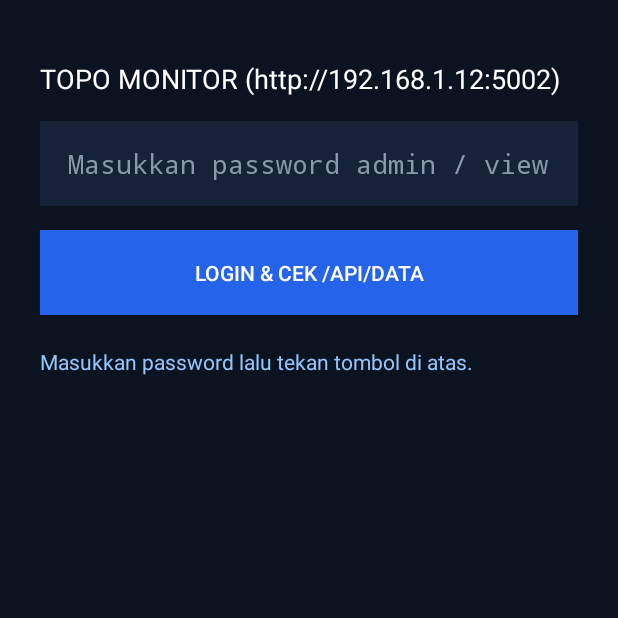
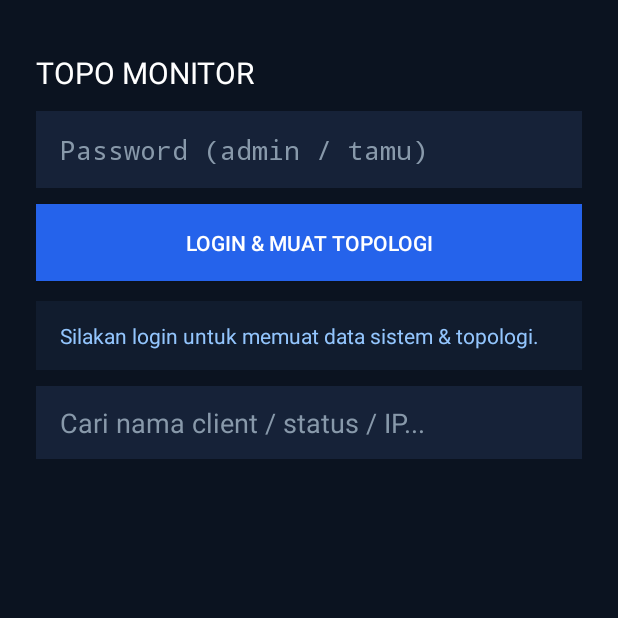
Before and after one commit to habibie1212/topo-monitor-apk, an Android app: the screen it shows after launch (MainActivity), on a phone screen of 412 x 824 dp, the top half of it. Run offline under Robolectric (Android 15) with nearby library versions, the phone set to English and light mode, and no system bars.

Commit message:
Update MainActivity.kt

```diff
--- a/app/src/main/kotlin/com/example/topomonitor/MainActivity.kt
+++ b/app/src/main/kotlin/com/example/topomonitor/MainActivity.kt
@@ -2,7 +2,9 @@ package com.example.topomonitor
 
 import android.graphics.Color
 import android.os.Bundle
+import android.text.Editable
 import android.text.InputType
+import android.text.TextWatcher
 import android.view.ViewGroup
 import android.widget.Button
 import android.widget.EditText
@@ -10,6 +12,7 @@ import android.widget.LinearLayout
 import android.widget.ScrollView
 import android.widget.TextView
 import androidx.appcompat.app.AppCompatActivity
+import org.json.JSONObject
 import java.io.BufferedReader
 import java.io.InputStreamReader
 import java.io.OutputStreamWriter
@@ -24,8 +27,12 @@ class MainActivity : AppCompatActivity() {
 
     private val baseUrl = "http://192.168.1.12:5002"
     private lateinit var passwordInput: EditText
-    private lateinit var resultText: TextView
+    private lateinit var searchInput: EditText
+    private lateinit var summaryText: TextView
+    private lateinit var listContainer: LinearLayout
     private lateinit var actionButton: Button
+
+    private var allClientLines: List<Pair<String, String>> = emptyList()
 
     override fun onCreate(savedInstanceState: Bundle?) {
         super.onCreate(savedInstanceState)
@@ -43,7 +50,7 @@ class MainActivity : AppCompatActivity() {
 
         val layout = LinearLayout(this).apply {
             orientation = LinearLayout.VERTICAL
-            setPadding(40, 60, 40, 60)
+            setPadding(36, 52, 36, 64)
             layoutParams = ViewGroup.LayoutParams(
                 ViewGroup.LayoutParams.MATCH_PARENT,
                 ViewGroup.LayoutParams.WRAP_CONTENT
@@ -51,89 +58,218 @@ class MainActivity : AppCompatActivity() {
         }
 
         val titleView = TextView(this).apply {
-            text = "TOPO MONITOR ($baseUrl)"
+            text = "TOPO MONITOR"
             setTextColor(Color.WHITE)
-            textSize = 18f
-            setPadding(0, 0, 0, 24)
+            textSize = 20f
+            setPadding(0, 0, 0, 18)
         }
 
         passwordInput = EditText(this).apply {
-            hint = "Masukkan password admin / viewer"
+            hint = "Password (admin / tamu)"
             setHintTextColor(Color.parseColor("#8899AA"))
             setTextColor(Color.WHITE)
             setBackgroundColor(Color.parseColor("#162238"))
             inputType = InputType.TYPE_CLASS_TEXT or InputType.TYPE_TEXT_VARIATION_PASSWORD
-            setPadding(28, 24, 28, 24)
+            setPadding(24, 20, 24, 20)
             layoutParams = LinearLayout.LayoutParams(
                 ViewGroup.LayoutParams.MATCH_PARENT,
                 ViewGroup.LayoutParams.WRAP_CONTENT
             ).apply {
-                bottomMargin = 24
+                bottomMargin = 16
             }
         }
 
         actionButton = Button(this).apply {
-            text = "LOGIN & CEK /API/DATA"
+            text = "LOGIN & MUAT TOPOLOGI"
             setBackgroundColor(Color.parseColor("#2563EB"))
             setTextColor(Color.WHITE)
-            setPadding(24, 28, 24, 28)
+            setPadding(20, 24, 20, 24)
             layoutParams = LinearLayout.LayoutParams(
                 ViewGroup.LayoutParams.MATCH_PARENT,
                 ViewGroup.LayoutParams.WRAP_CONTENT
             ).apply {
-                bottomMargin = 32
+                bottomMargin = 20
             }
             setOnClickListener {
-                val pwd = passwordInput.text.toString()
-                loginAndFetchData(pwd)
+                loginAndFetchData(passwordInput.text.toString())
             }
         }
 
-        resultText = TextView(this).apply {
-            text = "Masukkan password lalu tekan tombol di atas."
+        summaryText = TextView(this).apply {
+            text = "Silakan login untuk memuat data sistem & topologi."
             setTextColor(Color.parseColor("#93C5FD"))
             textSize = 14f
+            setBackgroundColor(Color.parseColor("#111C2E"))
+            setPadding(24, 20, 24, 20)
+            layoutParams = LinearLayout.LayoutParams(
+                ViewGroup.LayoutParams.MATCH_PARENT,
+                ViewGroup.LayoutParams.WRAP_CONTENT
+            ).apply {
+                bottomMargin = 16
+            }
+        }
+
+        searchInput = EditText(this).apply {
+            hint = "Cari nama client / status / IP..."
+            setHintTextColor(Color.parseColor("#8899AA"))
+            setTextColor(Color.WHITE)
+            setBackgroundColor(Color.parseColor("#162238"))
+            setPadding(24, 18, 24, 18)
+            layoutParams = LinearLayout.LayoutParams(
+                ViewGroup.LayoutParams.MATCH_PARENT,
+                ViewGroup.LayoutParams.WRAP_CONTENT
+            ).apply {
+                bottomMargin = 16
+            }
+            addTextChangedListener(object : TextWatcher {
+                override fun beforeTextChanged(s: CharSequence?, start: Int, count: Int, after: Int) {}
+                override fun onTextChanged(s: CharSequence?, start: Int, before: Int, count: Int) {
+                    renderFilteredClients(s?.toString() ?: "")
+                }
+                override fun afterTextChanged(s: Editable?) {}
+            })
+        }
+
+        listContainer = LinearLayout(this).apply {
+            orientation = LinearLayout.VERTICAL
+            layoutParams = LinearLayout.LayoutParams(
+                ViewGroup.LayoutParams.MATCH_PARENT,
+                ViewGroup.LayoutParams.WRAP_CONTENT
+            )
         }
 
         layout.addView(titleView)
         layout.addView(passwordInput)
         layout.addView(actionButton)
-        layout.addView(resultText)
+        layout.addView(summaryText)
+        layout.addView(searchInput)
+        layout.addView(listContainer)
         scrollView.addView(layout)
         setContentView(scrollView)
     }
 
     private fun loginAndFetchData(password: String) {
         actionButton.isEnabled = false
-        resultText.text = "Mengirim login ke /api/login..."
+        summaryText.text = "Login ke $baseUrl/api/login ..."
 
         Thread {
             try {
                 val loginResult = postLogin(password)
                 if (loginResult.first !in 200..299) {
                     runOnUiThread {
-                        resultText.text = "LOGIN GAGAL — HTTP ${loginResult.first}\n${loginResult.second}"
+                        summaryText.text = "Login gagal (HTTP ${loginResult.first}): ${loginResult.second}"
                         actionButton.isEnabled = true
                     }
                     return@Thread
                 }
 
                 runOnUiThread {
-                    resultText.text = "Login sukses (${loginResult.second}). Mengambil /api/data..."
+                    summaryText.text = "Mengambil data dari /api/data ..."
                 }
 
                 val dataResult = getApiData()
+                if (dataResult.first !in 200..299) {
+                    runOnUiThread {
+                        summaryText.text = "Gagal ambil data (HTTP ${dataResult.first}): ${dataResult.second}"
+                        actionButton.isEnabled = true
+                    }
+                    return@Thread
+                }
+
+                parseAndDisplay(dataResult.second)
                 runOnUiThread {
-                    resultText.text = "HTTP ${dataResult.first} (${dataResult.second.length} karakter)\n\n${dataResult.second}"
                     actionButton.isEnabled = true
                 }
             } catch (e: Exception) {
                 runOnUiThread {
-                    resultText.text = "ERROR: ${e.message}"
+                    summaryText.text = "Error: ${e.message}"
                     actionButton.isEnabled = true
                 }
             }
         }.start()
+    }
+
+    private fun parseAndDisplay(rawJson: String) {
+        val root = JSONObject(rawJson)
+        val role = root.optString("role", "-")
+        val sys = root.optJSONObject("system")
+        val cpu = sys?.opt("cpu")?.toString() ?: "-"
+        val ram = sys?.opt("ram")?.toString() ?: "-"
+        val disk = sys?.opt("disk")?.toString() ?: "-"
+        val temp = sys?.opt("temp")?.toString() ?: "-"
+
+        val topo = root.optJSONObject("topology")
+        val clientsArr = topo?.optJSONArray("clients")
+
+        var onlineCount = 0
+        var offlineCount = 0
+        val parsedList = mutableListOf<Pair<String, String>>()
+
+        if (clientsArr != null) {
+            for (i in 0 until clientsArr.length()) {
+                val item = clientsArr.optJSONObject(i) ?: continue
+                val name = item.optString("name", "Tanpa Nama")
+                val status = item.optString("status", "unknown")
+                val ip = item.optString("ip", "")
+                val parent = item.optString("parent", "")
+
+                if (status.equals("online", ignoreCase = true)) {
+                    onlineCount++
+                } else {
+                    offlineCount++
+                }
+
+                val detailParts = mutableListOf<String>()
+                detailParts.add("Status: $status")
+                if (ip.isNotBlank()) detailParts.add("IP: $ip")
+                if (parent.isNotBlank()) detailParts.add("Parent: $parent")
+
+                val searchKey = "$name $status $ip $parent".lowercase()
+                val displayText = "$name\n${detailParts.joinToString("  |  ")}"
+                parsedList.add(Pair(searchKey, displayText))
+            }
+        }
+
+        allClientLines = parsedList
+
+        runOnUiThread {
+            summaryText.text =
+                "Role: $role  |  Online: $onlineCount  |  Offline: $offlineCount\n" +
+                "CPU: ${cpu}%  |  RAM: ${ram}%  |  Disk: ${disk}%  |  Temp: ${temp}°C"
+            renderFilteredClients(searchInput.text?.toString() ?: "")
+        }
+    }
+
+    private fun renderFilteredClients(query: String) {
+        listContainer.removeAllViews()
+        val q = query.trim().lowercase()
+        val filtered = if (q.isEmpty()) {
+            allClientLines
+        } else {
+            allClientLines.filter { it.first.contains(q) }
+        }
+
+        for ((_, text) in filtered) {
+            val isOnline = text.contains("Status: online", ignoreCase = true)
+            val card = TextView(this).apply {
+                this.text = text
+                setTextColor(Color.WHITE)
+                textSize = 13f
+                setBackgroundColor(Color.parseColor("#132036"))
+                setPadding(24, 18, 24, 18)
+                setShadowLayer(0f, 0f, 0f, 0)
+                layoutParams = LinearLayout.LayoutParams(
+                    ViewGroup.LayoutParams.MATCH_PARENT,
+                    ViewGroup.LayoutParams.WRAP_CONTENT
+                ).apply {
+                    bottomMargin = 12
+                }
+                if (!isOnline) {
+                    setTextColor(Color.parseColor("#FCA5A5"))
+                }
+            }
+            listContainer.addView(card)
+        }
     }
 
     private fun postLogin(password: String): Pair<Int, String> {
```
